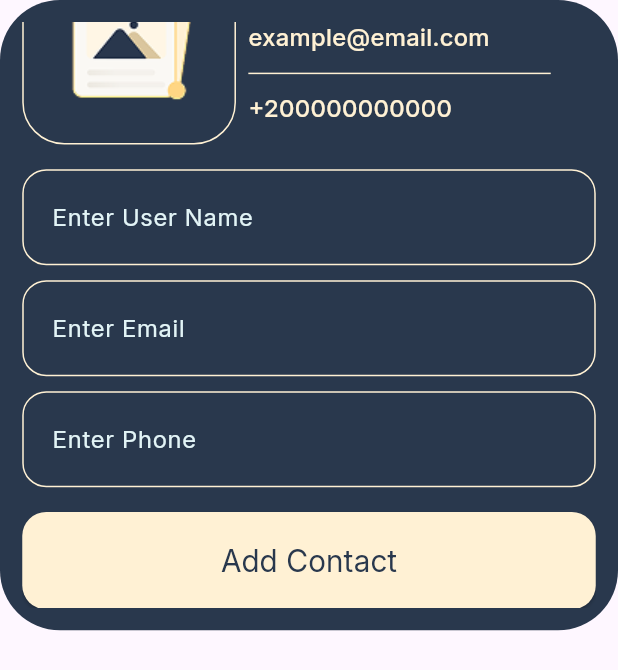
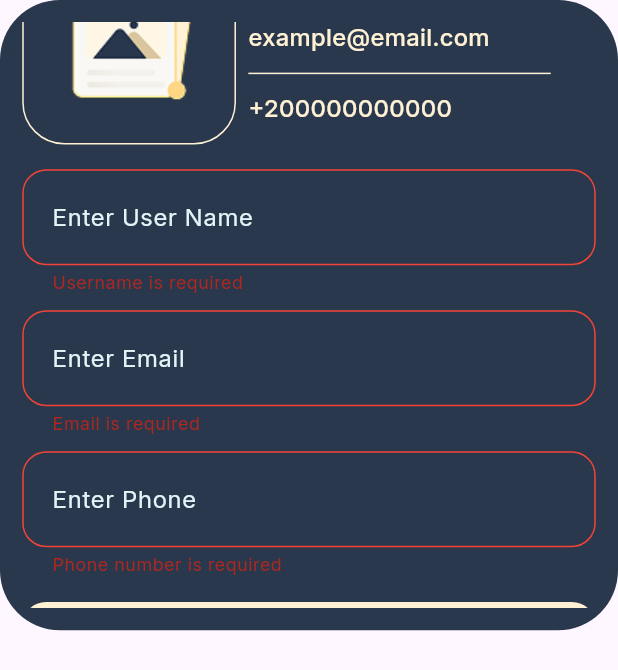
Before and after one commit to AhmedWalied26/Contact_App, a Flutter app: the AddContactBottomSheet widget shown alone on an empty page, opened directly, scrolled down 61 dp, after a tap on "Add Contact", on a phone screen of 412 x 824 dp. Shown: the top 670 px of the screen. Run offline on Flutter 3.47's test engine with Material 3 defaults, Android fonts, the phone set to English and light mode, and no system bars; our stand-ins replace lottie.

Commit message:
feat(form): add form validation

```diff
--- /dev/null
+++ b/lib/core/app_validation.dart
@@ -0,0 +1,41 @@
+abstract class AppValidation {
+  static String? userValidation(String value) {
+    if (value.trim().isEmpty) {
+      return "Username is required";
+    }
+
+    if (value.trim().length < 3) {
+      return "Username must be at least 3 characters";
+    }
+
+    return null;
+  }
+
+  static String? emailValidation(String value) {
+    if (value.trim().isEmpty) {
+      return "Email is required";
+    }
+
+    final emailRegex = RegExp(r'^[\w-.]+@([\w-]+\.)+[\w-]{2,4}$');
+
+    if (!emailRegex.hasMatch(value.trim())) {
+      return "Enter a valid email";
+    }
+
+    return null;
+  }
+
+  static String? phoneNumberValidation(String value) {
+    if (value.trim().isEmpty) {
+      return "Phone number is required";
+    }
+
+    final phoneRegex = RegExp(r'^01[0125][0-9]{8}$');
+
+    if (!phoneRegex.hasMatch(value.trim())) {
+      return "Enter a valid Egyptian phone number";
+    }
+
+    return null;
+  }
+}
--- a/lib/core/widgets/custom_button.dart
+++ b/lib/core/widgets/custom_button.dart
@@ -3,7 +3,8 @@ import 'package:contact_app/core/app_styles.dart';
 import 'package:flutter/material.dart';
 
 class CustomButton extends StatelessWidget {
-  const CustomButton({super.key});
+  final Function onTap;
+  const CustomButton({super.key, required this.onTap});
 
   @override
   Widget build(BuildContext context) {
@@ -12,7 +13,9 @@ class CustomButton extends StatelessWidget {
         shape: RoundedRectangleBorder(borderRadius: BorderRadius.circular(16)),
         backgroundColor: AppColors.gold,
       ),
-      onPressed: () {},
+      onPressed: () {
+        onTap();
+      },
       child: Padding(
         padding: const EdgeInsets.symmetric(vertical: 18),
         child: Text('Add Contact', style: AppStyles.buttonText),
--- a/lib/core/widgets/custom_text_field.dart
+++ b/lib/core/widgets/custom_text_field.dart
@@ -4,11 +4,22 @@ import 'package:flutter/material.dart';
 
 class CustomTextField extends StatelessWidget {
   final String title;
-  const CustomTextField({super.key, required this.title});
+  final TextEditingController controller;
+  final Function validate;
+  const CustomTextField({
+    super.key,
+    required this.title,
+    required this.controller,
+    required this.validate,
+  });
 
   @override
   Widget build(BuildContext context) {
     return TextFormField(
+      validator: (value) {
+        return validate(value);
+      },
+      controller: controller,
       style: AppStyles.hintText,
       cursorColor: AppColors.gold,
       decoration: AppStyles.buildInputDecoration(title),
--- a/lib/widgets/add_contact_bottom_sheet.dart
+++ b/lib/widgets/add_contact_bottom_sheet.dart
@@ -1,13 +1,24 @@
 import 'package:contact_app/core/app_colors.dart';
 import 'package:contact_app/core/widgets/custom_button.dart';
-import 'package:contact_app/core/widgets/custom_text_field.dart';
 import 'package:contact_app/widgets/card_image.dart';
+import 'package:contact_app/widgets/form_bottom_sheet.dart';
 import 'package:contact_app/widgets/info_bottom_sheet.dart';
 import 'package:flutter/material.dart';
 
-class AddContactBottomSheet extends StatelessWidget {
+class AddContactBottomSheet extends StatefulWidget {
   const AddContactBottomSheet({super.key});
 
+  @override
+  State<AddContactBottomSheet> createState() => _AddContactBottomSheetState();
+}
+
+class _AddContactBottomSheetState extends State<AddContactBottomSheet> {
+  final TextEditingController userNameController = TextEditingController();
+
+  final TextEditingController emailController = TextEditingController();
+
+  final TextEditingController phoneController = TextEditingController();
+  final _formkey = GlobalKey<FormState>();
   @override
   Widget build(BuildContext context) {
     var height = MediaQuery.of(context).size.height;
@@ -32,18 +43,19 @@ class AddContactBottomSheet extends StatelessWidget {
               ],
             ),
             SizedBox(height: height * 0.02),
-            Form(
-              child: Column(
-                spacing: 10,
-                children: [
-                  CustomTextField(title: 'Enter User Name'),
-                  CustomTextField(title: 'Enter Email'),
-                  CustomTextField(title: 'Enter Phone'),
-                ],
-              ),
+            FormBottomSheet(
+              formKey: _formkey,
+              userNameController: userNameController,
+              phoneController: phoneController,
+              emailController: emailController,
             ),
             SizedBox(height: height * 0.02),
-            CustomButton(),
+            CustomButton(
+              onTap: () {
+                if (_formkey.currentState!.validate()) {}
+                setState(() {});
+              },
+            ),
           ],
         ),
       ),
--- /dev/null
+++ b/lib/widgets/body_contact.dart
@@ -0,0 +1,10 @@
+import 'package:flutter/widgets.dart';
+
+class BodyContact extends StatelessWidget {
+  const BodyContact({super.key});
+
+  @override
+  Widget build(BuildContext context) {
+    return Container();
+  }
+}
--- /dev/null
+++ b/lib/widgets/form_bottom_sheet.dart
@@ -0,0 +1,46 @@
+import 'package:contact_app/core/app_validation.dart';
+import 'package:contact_app/core/widgets/custom_text_field.dart';
+import 'package:flutter/widgets.dart';
+
+class FormBottomSheet extends StatelessWidget {
+  const FormBottomSheet({
+    super.key,
+    required this._formKey,
+    required this.userNameController,
+    required this.emailController,
+    required this.phoneController,
+  });
+
+  final TextEditingController userNameController;
+  final TextEditingController emailController;
+  final TextEditingController phoneController;
+
+  final GlobalKey<FormState> _formKey;
+
+  @override
+  Widget build(BuildContext context) {
+    return Form(
+      key: _formKey,
+      child: Column(
+        spacing: 10,
+        children: [
+          CustomTextField(
+            title: 'Enter User Name',
+            controller: userNameController,
+            validate: AppValidation.userValidation,
+          ),
+          CustomTextField(
+            title: 'Enter Email',
+            controller: emailController,
+            validate: AppValidation.emailValidation,
+          ),
+          CustomTextField(
+            title: 'Enter Phone',
+            controller: phoneController,
+            validate: AppValidation.phoneNumberValidation,
+          ),
+        ],
+      ),
+    );
+  }
+}
```
